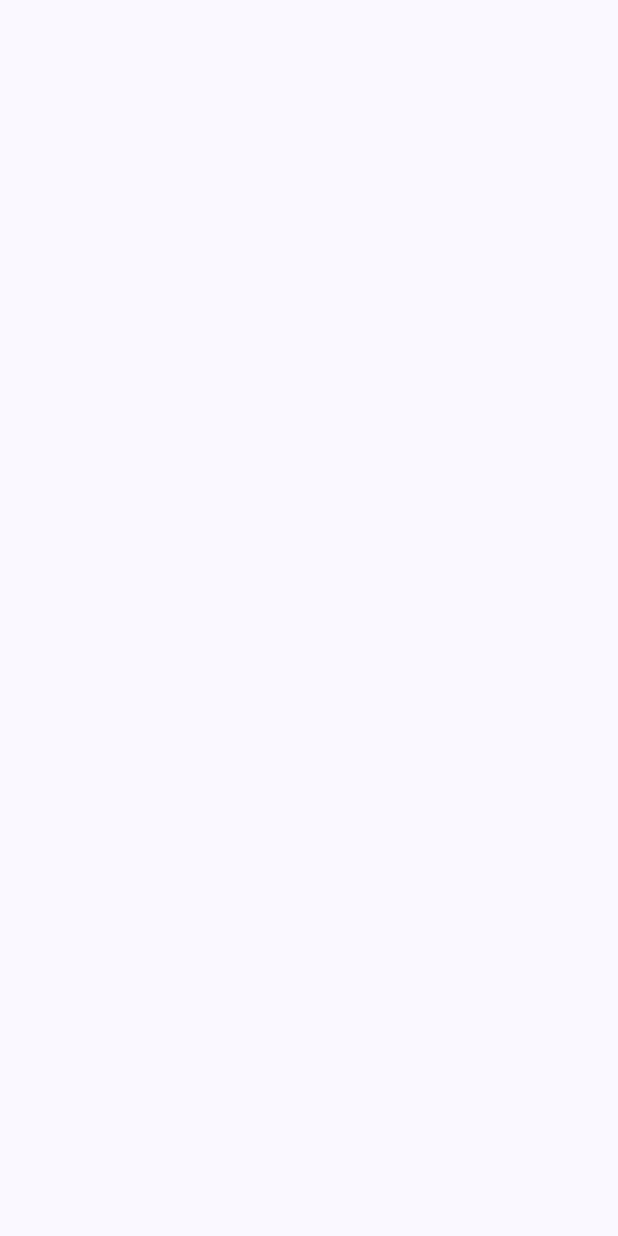
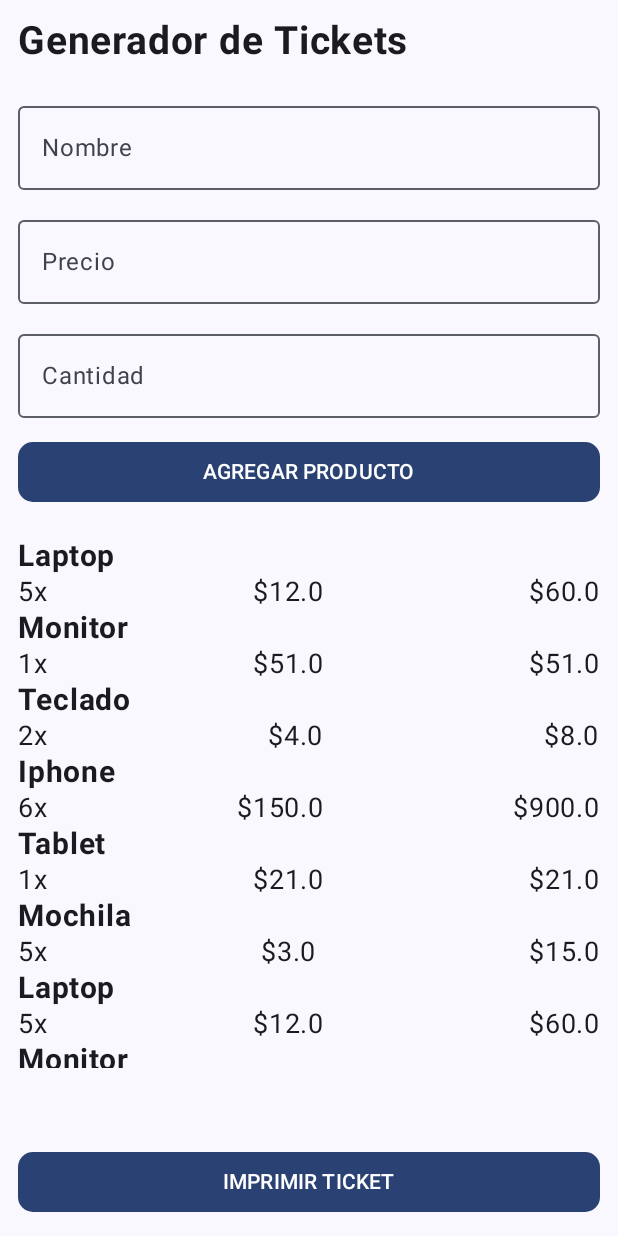
Before and after one commit to JsMares/PrintTickets, an Android app built with Jetpack Compose: the screen it shows after launch (MainActivity), on a phone screen of 412 x 824 dp. Before the commit the screen is empty. Run offline under Robolectric (Android 15) with nearby library versions, the phone set to English and light mode, and no system bars.

Commit message:
Diseñar pantalla para agregar productos al ticket

```diff
--- a/app/build.gradle
+++ b/app/build.gradle
@@ -5,7 +5,7 @@ plugins {
 
 android {
     namespace 'com.example.printtickets'
-    compileSdk 34
+    compileSdk 35
 
     defaultConfig {
         applicationId "com.example.printtickets"
--- a/app/src/main/java/com/example/printtickets/MainActivity.kt
+++ b/app/src/main/java/com/example/printtickets/MainActivity.kt
@@ -1,8 +1,14 @@
 package com.example.printtickets
 
+import android.bluetooth.BluetoothAdapter
+import android.bluetooth.BluetoothManager
+import android.content.Intent
 import android.os.Bundle
+import android.widget.Toast
 import androidx.activity.ComponentActivity
 import androidx.activity.compose.setContent
+import androidx.activity.result.ActivityResultLauncher
+import androidx.activity.result.contract.ActivityResultContracts
 import androidx.compose.foundation.layout.fillMaxSize
 import androidx.compose.material3.MaterialTheme
 import androidx.compose.material3.Surface
@@ -10,9 +16,34 @@ import androidx.compose.ui.Modifier
 import com.example.printtickets.ui.theme.PrintTicketsTheme
 
 class MainActivity : ComponentActivity() {
+    private lateinit var bluetoothAdapter: BluetoothAdapter
+    private lateinit var bluetoothManager: BluetoothManager
+
+    private lateinit var takePermission: ActivityResultLauncher<String>
+    private lateinit var takeResultLauncher: ActivityResultLauncher<Intent>
 
     override fun onCreate(savedInstanceState: Bundle?) {
         super.onCreate(savedInstanceState)
+        bluetoothManager = getSystemService(BLUETOOTH_SERVICE) as BluetoothManager
+        bluetoothAdapter = bluetoothManager.adapter
+
+        takePermission = registerForActivityResult(ActivityResultContracts.RequestPermission()) {
+            if (it) {
+                val intent = Intent(BluetoothAdapter.ACTION_REQUEST_ENABLE)
+                takeResultLauncher.launch(intent)
+            } else {
+                Toast.makeText(applicationContext, "Bluetooth Permission is not Granted", Toast.LENGTH_LONG).show()
+            }
+        }
+
+        takeResultLauncher = registerForActivityResult(
+            ActivityResultContracts.StartActivityForResult()
+        ) { result ->
+            if (result.resultCode == RESULT_OK)
+                Toast.makeText(applicationContext, "Bluetooth ON", Toast.LENGTH_LONG).show()
+            else
+                Toast.makeText(applicationContext, "Bluetooth OFF", Toast.LENGTH_LONG).show()
+        }
 
         setContent {
             PrintTicketsTheme {
@@ -21,7 +52,7 @@ class MainActivity : ComponentActivity() {
                     modifier = Modifier.fillMaxSize(),
                     color = MaterialTheme.colorScheme.background
                 ) {
-
+                    TicketScreen()
                 }
             }
         }
--- /dev/null
+++ b/app/src/main/java/com/example/printtickets/TicketScreen.kt
@@ -0,0 +1,128 @@
+package com.example.printtickets
+
+import androidx.compose.foundation.layout.Arrangement
+import androidx.compose.foundation.layout.Box
+import androidx.compose.foundation.layout.Column
+import androidx.compose.foundation.layout.Row
+import androidx.compose.foundation.layout.Spacer
+import androidx.compose.foundation.layout.fillMaxHeight
+import androidx.compose.foundation.layout.fillMaxSize
+import androidx.compose.foundation.layout.fillMaxWidth
+import androidx.compose.foundation.layout.height
+import androidx.compose.foundation.layout.padding
+import androidx.compose.foundation.layout.size
+import androidx.compose.foundation.lazy.LazyColumn
+import androidx.compose.foundation.lazy.items
+import androidx.compose.foundation.rememberScrollState
+import androidx.compose.foundation.shape.RoundedCornerShape
+import androidx.compose.foundation.verticalScroll
+import androidx.compose.material3.Button
+import androidx.compose.material3.OutlinedTextField
+import androidx.compose.material3.Text
+import androidx.compose.runtime.Composable
+import androidx.compose.runtime.getValue
+import androidx.compose.runtime.mutableStateOf
+import androidx.compose.runtime.remember
+import androidx.compose.runtime.setValue
+import androidx.compose.ui.Alignment
+import androidx.compose.ui.Modifier
+import androidx.compose.ui.res.stringResource
+import androidx.compose.ui.text.font.FontWeight
+import androidx.compose.ui.tooling.preview.Preview
+import androidx.compose.ui.unit.dp
+import androidx.compose.ui.unit.sp
+import com.example.printtickets.model.Product
+
+@Preview(showBackground = true)
+@Composable
+fun TicketScreen() {
+    var name by remember { mutableStateOf("") }
+    var price by remember { mutableStateOf("") }
+    var quantity by remember { mutableStateOf("") }
+
+    Box(modifier = Modifier
+        .fillMaxSize()
+        .padding(12.dp)) {
+        Column(
+            modifier = Modifier
+                .fillMaxWidth()
+                .padding(bottom = 100.dp)
+
+        ) {
+            Text(
+                text = stringResource(id = R.string.title_tickets_screen),
+                fontWeight = FontWeight.Bold,
+                fontSize = 26.sp
+            )
+            Spacer(modifier = Modifier.size(20.dp))
+            OutlinedTextField(
+                value = name,
+                onValueChange = { name = it },
+                modifier = Modifier.fillMaxWidth(),
+                label = { Text(text = stringResource(id = R.string.product_name)) }
+            )
+            Spacer(modifier = Modifier.size(12.dp))
+            OutlinedTextField(
+                value = price,
+                onValueChange = { price = it },
+                modifier = Modifier.fillMaxWidth(),
+                label = { Text(text = stringResource(id = R.string.product_price)) }
+            )
+            Spacer(modifier = Modifier.size(12.dp))
+            OutlinedTextField(
+                value = quantity,
+                onValueChange = { quantity = it },
+                modifier = Modifier.fillMaxWidth(),
+                label = { Text(text = stringResource(id = R.string.product_quantity)) }
+            )
+            Spacer(modifier = Modifier.size(12.dp))
+            Button(
+                onClick = { },
+                modifier = Modifier.fillMaxWidth(),
+                shape = RoundedCornerShape(10.dp)
+            ) {
+                Text(text = stringResource(id = R.string.add_product))
+            }
+            Spacer(modifier = Modifier.size(20.dp))
+            ProductsView()
+        }
+        Button(
+            onClick = { },
+            modifier = Modifier
+                .align(Alignment.BottomCenter)
+                .fillMaxWidth(),
+            shape = RoundedCornerShape(10.dp)
+        ) {
+            Text(text = stringResource(id = R.string.print_ticket))
+        }
+    }
+
+}
+
+@Composable
+private fun ProductsView() {
+    val products = Product.products
+
+    LazyColumn(modifier = Modifier.fillMaxHeight()) {
+        items(products) { product ->
+            ProductItem(
+                name = product.name,
+                price = product.price,
+                quantity = product.quantity,
+                total = product.price * product.quantity
+            )
+        }
+    }
+}
+
+@Composable
+private fun ProductItem(name: String, price: Double, quantity: Int, total: Double) {
+    Column(modifier = Modifier.fillMaxWidth()) {
+        Text(text = name, fontSize = 20.sp, fontWeight = FontWeight.Bold)
+        Row(modifier = Modifier.fillMaxWidth(), horizontalArrangement = Arrangement.SpaceBetween) {
+            Text(text = "${quantity}x", fontSize = 18.sp)
+            Text(text = "$$price", fontSize = 18.sp)
+            Text(text = "$$total", fontSize = 18.sp)
+        }
+    }
+}
--- /dev/null
+++ b/app/src/main/java/com/example/printtickets/model/Product.kt
@@ -0,0 +1,20 @@
+package com.example.printtickets.model
+
+data class Product(val name: String, val price: Double, val quantity: Int) {
+    companion object {
+        val products = listOf(
+            Product("Laptop", 12.00, 5),
+            Product("Monitor", 51.00, 1),
+            Product("Teclado", 4.00, 2),
+            Product("Iphone", 150.00, 6),
+            Product("Tablet", 21.00, 1),
+            Product("Mochila", 3.00, 5),
+            Product("Laptop", 12.00, 5),
+            Product("Monitor", 51.00, 1),
+            Product("Teclado", 4.00, 2),
+            Product("Iphone", 150.00, 6),
+            Product("Tablet", 21.00, 1),
+            Product("Mochila", 3.00, 5)
+        )
+    }
+}
--- a/app/src/main/res/values/strings.xml
+++ b/app/src/main/res/values/strings.xml
@@ -1,3 +1,11 @@
 <resources>
     <string name="app_name">PrintTickets</string>
+
+    <string name="title_tickets_screen">Generador de Tickets</string>
+
+    <string name="product_name">Nombre</string>
+    <string name="product_price">Precio</string>
+    <string name="product_quantity">Cantidad</string>
+    <string name="add_product">AGREGAR PRODUCTO</string>
+    <string name="print_ticket">IMPRIMIR TICKET</string>
 </resources>
```
